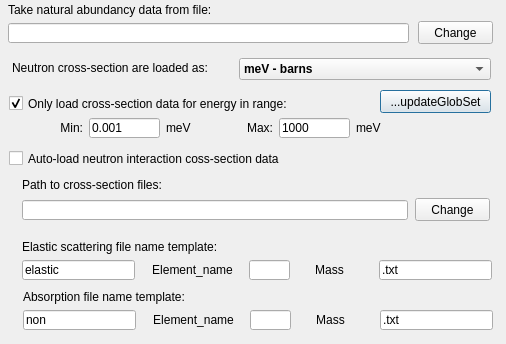
Old version of the form src/gui/amatparticleconfigurator.ui in the repository andrmor/ANTS2.
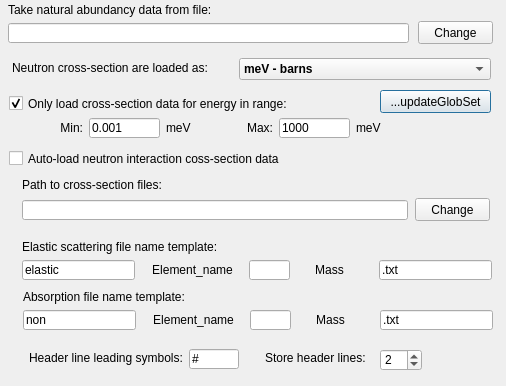
New version of the form.

```diff
--- a/src/gui/amatparticleconfigurator.ui
+++ b/src/gui/amatparticleconfigurator.ui
@@ -7,7 +7,7 @@
     <x>0</x>
     <y>0</y>
     <width>506</width>
-    <height>344</height>
+    <height>386</height>
    </rect>
   </property>
   <property name="windowTitle">
@@ -129,7 +129,7 @@
      <x>9</x>
      <y>170</y>
      <width>491</width>
-     <height>171</height>
+     <height>211</height>
     </rect>
    </property>
    <property name="frameShape">
@@ -345,6 +345,58 @@
      <string>.txt</string>
     </property>
    </widget>
+   <widget class="QLabel" name="label_13">
+    <property name="geometry">
+     <rect>
+      <x>20</x>
+      <y>180</y>
+      <width>161</width>
+      <height>16</height>
+     </rect>
+    </property>
+    <property name="text">
+     <string>Header line leading symbols:</string>
+    </property>
+   </widget>
+   <widget class="QLineEdit" name="leHeaderId">
+    <property name="geometry">
+     <rect>
+      <x>180</x>
+      <y>179</y>
+      <width>50</width>
+      <height>20</height>
+     </rect>
+    </property>
+    <property name="text">
+     <string>#</string>
+    </property>
+   </widget>
+   <widget class="QLabel" name="label_14">
+    <property name="geometry">
+     <rect>
+      <x>256</x>
+      <y>180</y>
+      <width>131</width>
+      <height>16</height>
+     </rect>
+    </property>
+    <property name="text">
+     <string>Store header lines:</string>
+    </property>
+   </widget>
+   <widget class="QSpinBox" name="sbNumHeaderLines">
+    <property name="geometry">
+     <rect>
+      <x>371</x>
+      <y>179</y>
+      <width>42</width>
+      <height>22</height>
+     </rect>
+    </property>
+    <property name="value">
+     <number>2</number>
+    </property>
+   </widget>
   </widget>
   <widget class="QLineEdit" name="leNatAbundFile">
    <property name="geometry">
```
Left out of the diff: 144 changed lines with no effect on the pictures.
